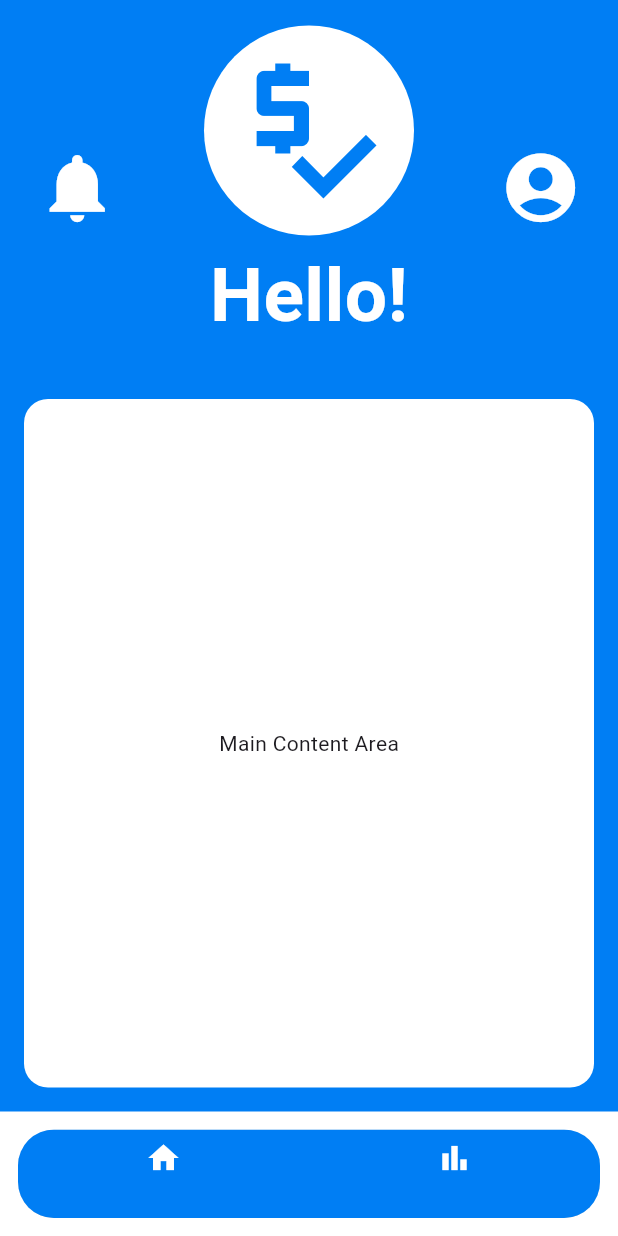
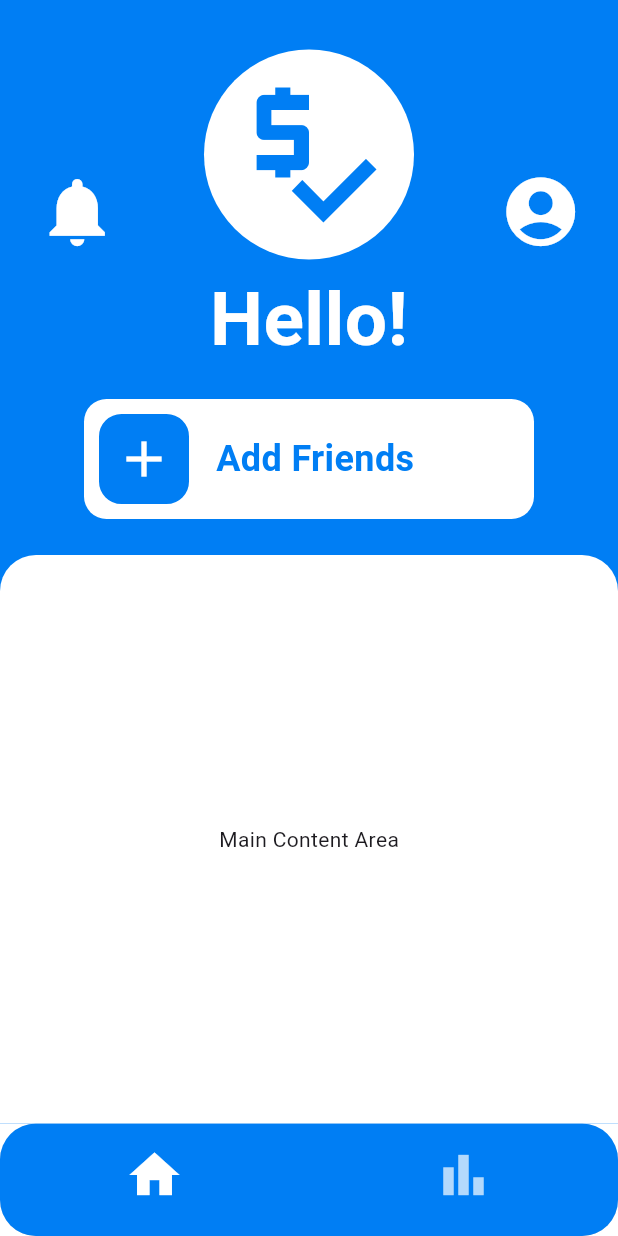
Before and after one commit to MakuIan/DebtMate, a Flutter app: the HomePage screen opened by its route, on a phone screen of 412 x 824 dp. Run offline on Flutter 3.47's test engine with Material 3 defaults, Android fonts, the phone set to English and light mode, and no system bars; our stand-ins replace firebase_auth, firebase_core, go_router, google_sign_in; missing offline and left inert: dart:ffi; accounts and stored records are empty.

Commit message:
working on home design

```diff
--- a/lib/ui/home/home_page.dart
+++ b/lib/ui/home/home_page.dart
@@ -1,3 +1,4 @@
+import 'package:debtmate/ui/home/widgets/add_friends_box.dart';
 import 'package:debtmate/ui/nav/nav_bar.dart';
 import 'package:flutter/material.dart';
 import 'widgets/home_page_header.dart';
@@ -8,22 +9,22 @@ class HomePage extends StatelessWidget {
   @override
   Widget build(BuildContext context) {
     return NavBarScaffold(
-      backgroundColor: Color.fromARGB(255, 0, 126, 244),
+      backgroundColor: const Color.fromARGB(255, 0, 126, 244),
       child: SafeArea(
         child: Column(
+          mainAxisAlignment: MainAxisAlignment.center,
           children: [
-            HomePageHeader(),
-            //Friends Box
+            const SizedBox(height: 16),
+            const HomePageHeader(),
+            const AddFriendsBox(),
             Expanded(
-              child: Padding(
-                padding: const EdgeInsets.all(16.0),
-                child: Container(
-                  decoration: BoxDecoration(
-                    color: Colors.white,
-                    borderRadius: BorderRadius.circular(16),
-                  ),
-                  child: const Center(child: Text('Main Content Area')),
+              child: Container(
+                margin: const EdgeInsets.only(top: 24),
+                decoration: const BoxDecoration(
+                  color: Colors.white,
+                  borderRadius: BorderRadius.vertical(top: Radius.circular(24)),
                 ),
+                child: const Center(child: Text('Main Content Area')),
               ),
             ),
           ],
--- a/lib/ui/home/widgets/add_friends_box.dart
+++ b/lib/ui/home/widgets/add_friends_box.dart
@@ -0,0 +1,48 @@
+import 'package:flutter/material.dart';
+
+class AddFriendsBox extends StatelessWidget {
+  const AddFriendsBox({Key? key}) : super(key: key);
+
+  @override
+  Widget build(BuildContext context) {
+    return Container(
+      decoration: BoxDecoration(
+        color: Colors.white,
+        borderRadius: BorderRadius.circular(15),
+      ),
+      width: 300,
+      child: Row(
+        mainAxisAlignment: MainAxisAlignment.start,
+        children: [
+          Container(
+            margin: const EdgeInsets.all(10),
+            decoration: BoxDecoration(
+              color: const Color.fromARGB(255, 0, 126, 244), // Background color
+              borderRadius: BorderRadius.circular(15), // Rounded rectangle
+              border: Border.all(
+                color: const Color.fromARGB(255, 0, 126, 244), // Border color
+                width: 2,
+              ),
+            ),
+            child: IconButton(
+              icon: const Icon(Icons.add, size: 40, color: Colors.white),
+              onPressed: () {
+                // TODO: Handle add friend action
+              },
+            ),
+          ),
+
+          const SizedBox(width: 8),
+          const Text(
+            'Add Friends',
+            style: TextStyle(
+              fontSize: 24,
+              fontWeight: FontWeight.bold,
+              color: Color.fromARGB(255, 0, 126, 244),
+            ),
+          ),
+        ],
+      ),
+    );
+  }
+}
--- a/lib/ui/nav/nav_bar.dart
+++ b/lib/ui/nav/nav_bar.dart
@@ -4,6 +4,7 @@ import 'package:go_router/go_router.dart';
 class NavBarScaffold extends StatelessWidget {
   final Widget child;
   final Color backgroundColor;
+
   const NavBarScaffold({
     super.key,
     required this.child,
@@ -31,33 +32,36 @@ class NavBarScaffold extends StatelessWidget {
   @override
   Widget build(BuildContext context) {
     final selectedIndex = _calculateIndex(context);
+
     return Scaffold(
       backgroundColor: backgroundColor,
       body: child,
       bottomNavigationBar: Container(
-        color: Colors.white, // keeps background clean (optional)
-        child: Padding(
-          padding: const EdgeInsets.all(12.0),
+        color: Colors.white, // Optional background wrapper
         child: ClipRRect(
           borderRadius: BorderRadius.circular(24),
           child: BottomNavigationBar(
+            type: BottomNavigationBarType.fixed,
             backgroundColor: backgroundColor,
             currentIndex: selectedIndex,
             onTap: (index) => _onItemTapped(context, index),
+            selectedItemColor: Colors.white,
+            unselectedItemColor: Colors.white70,
+            showSelectedLabels: false,
+            showUnselectedLabels: false,
             items: const <BottomNavigationBarItem>[
               BottomNavigationBarItem(
-                  icon: Icon(Icons.home, color: Colors.white),
+                icon: Icon(Icons.home, size: 40),
                 label: '',
               ),
               BottomNavigationBarItem(
-                  icon: Icon(Icons.bar_chart, color: Colors.white),
+                icon: Icon(Icons.bar_chart, size: 40),
                 label: '',
               ),
             ],
           ),
         ),
       ),
-      ),
     );
   }
 }
```
Lines whose indentation alone changed are shown as unchanged.
